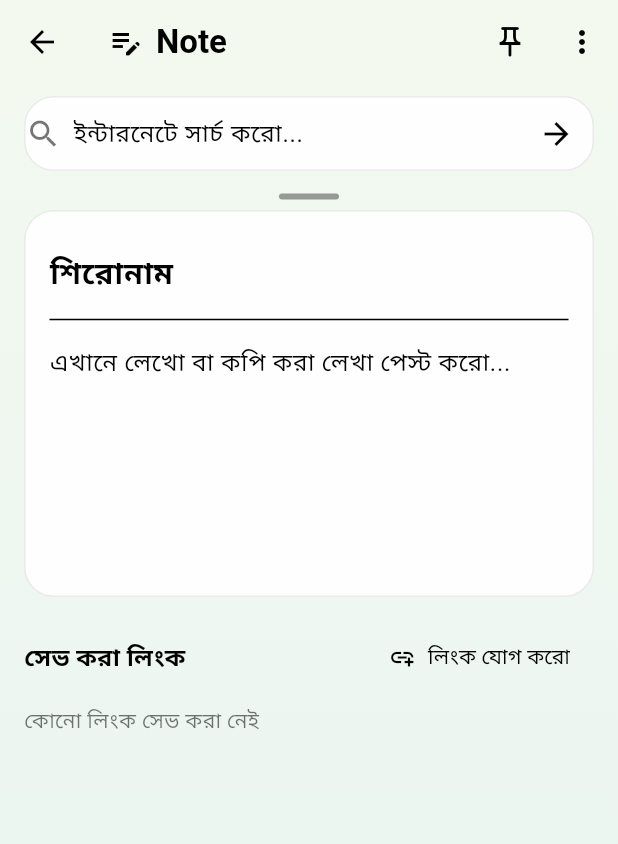
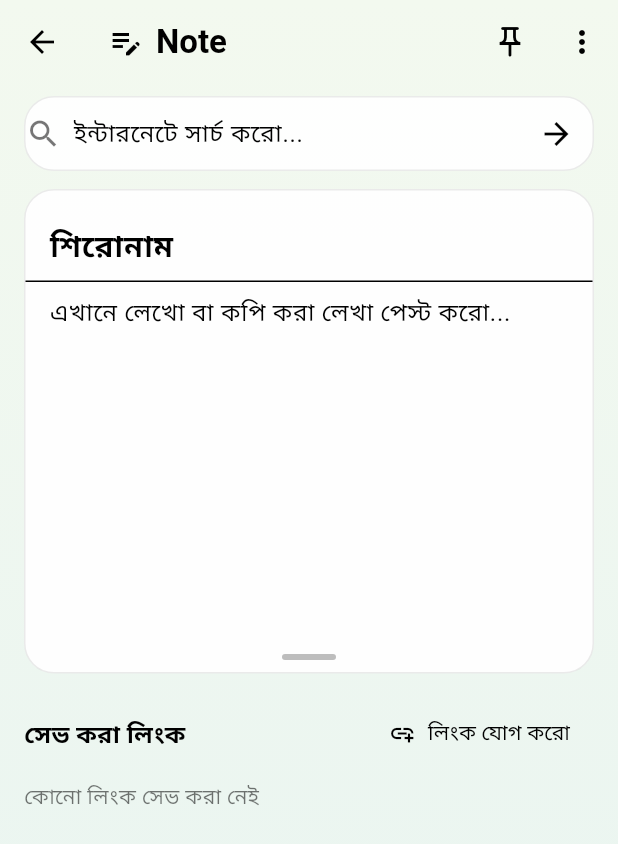
Before and after one commit to mnafizulhaque5-blip/countdown-app, a Flutter app: the NoteEditorPage screen opened directly with empty values, after a tap on the "arrow forward" icon, on a phone screen of 412 x 824 dp. Shown: the top 844 px of the screen. Run offline on Flutter 3.47's test engine with Material 3 defaults, Android fonts, the phone set to English and light mode, and no system bars; our stand-ins replace flutter_local_notifications, shared_preferences, timezone; accounts and stored records are empty; statements that could not run were skipped.

Commit message:
Update notes_page.dart

```diff
--- a/lib/notes_page.dart
+++ b/lib/notes_page.dart
@@ -209,7 +209,7 @@ class _NotesPageState extends State<NotesPage> {
 }
 
 // ---------------------------------------------------------------
-// নোট লেখার পাতা (সার্চ বার ও ইন-অ্যাপ ব্রাউজার সহ)
+// নোট লেখার পাতা (সার্চ বার ও রিসাইজেবল এডিটর সহ)
 // ---------------------------------------------------------------
 class NoteEditorPage extends StatefulWidget {
   final Note note;
@@ -236,7 +236,7 @@ class _NoteEditorPageState extends State<NoteEditorPage>
       TextEditingController(text: widget.note.body);
   final TextEditingController _searchCtrl = TextEditingController();
   Timer? _debounce;
-  double _editorHeightRatio = 0.6; // সাইজ এডজাস্ট করার অনুপাত
+  double _editorHeight = 240.0; // নোট এডিটরের ডিফল্ট উচ্চতা
 
   @override
   void initState() {
@@ -279,17 +279,11 @@ class _NoteEditorPageState extends State<NoteEditorPage>
         'https://www.google.com/search?q=${Uri.encodeComponent(query)}');
 
     try {
-      final launched = await launchUrl(
-        searchUrl,
-        mode: LaunchMode.inAppWebView,
-      );
-      if (!launched) {
       await launchUrl(searchUrl, mode: LaunchMode.externalApplication);
-      }
     } catch (_) {
       if (!mounted) return;
       ScaffoldMessenger.of(context).showSnackBar(
-        const SnackBar(content: Text('ইন্টারনেট বা ব্রাউজার খোলা যায়নি')),
+        const SnackBar(content: Text('ব্রাউজার খোলা যায়নি')),
       );
     }
   }
@@ -344,7 +338,7 @@ class _NoteEditorPageState extends State<NoteEditorPage>
 
   Future<void> _openLink(NoteLink l) async {
     try {
-      await launchUrl(Uri.parse(l.url), mode: LaunchMode.inAppBrowserView);
+      await launchUrl(Uri.parse(l.url), mode: LaunchMode.externalApplication);
     } catch (_) {
       if (!mounted) return;
       ScaffoldMessenger.of(context).showSnackBar(
@@ -376,9 +370,6 @@ class _NoteEditorPageState extends State<NoteEditorPage>
 
   @override
   Widget build(BuildContext context) {
-    final mediaQuery = MediaQuery.of(context);
-    final totalHeight = mediaQuery.size.height;
-
     return PoleScaffold(
       title: 'Note',
       icon: const Icon(Icons.edit_note),
@@ -401,12 +392,11 @@ class _NoteEditorPageState extends State<NoteEditorPage>
           ],
         ),
       ],
-      body: Column(
+      body: ListView(
+        padding: const EdgeInsets.fromLTRB(16, 8, 16, 60),
         children: [
-          // ---------------- ইন-অ্যাপ গুগল সার্চ বার ----------------
-          Padding(
-            padding: const EdgeInsets.fromLTRB(16, 8, 16, 8),
-            child: Container(
+          // ---------------- গুগল সার্চ বার ----------------
+          Container(
             padding: const EdgeInsets.horizontal(12),
             decoration: cardDecoration(),
             child: Row(
@@ -431,45 +421,16 @@ class _NoteEditorPageState extends State<NoteEditorPage>
               ],
             ),
           ),
-          ),
+          const SizedBox(height: 12),
 
-          // ---------------- সাইজ এডজাস্টমেন্ট বার ----------------
-          GestureDetector(
-            onVerticalDragUpdate: (details) {
-              setState(() {
-                _editorHeightRatio += details.primaryDelta! / totalHeight;
-                _editorHeightRatio = _editorHeightRatio.clamp(0.2, 0.85);
-              });
-            },
-            child: Container(
-              height: 18,
-              width: double.infinity,
-              color: Colors.transparent,
-              child: Center(
-                child: Container(
-                  width: 40,
-                  height: 4,
-                  decoration: BoxDecoration(
-                    color: Colors.black38,
-                    borderRadius: BorderRadius.circular(2),
-                  ),
-                ),
-              ),
-            ),
-          ),
-
-          // ---------------- নোট লেখার এরিয়া (ডাইনামিক হাইট) ----------------
-          Expanded(
-            child: ListView(
-              padding: const EdgeInsets.fromLTRB(16, 0, 16, 60),
-              children: [
+          // ---------------- নোট বক্স (সাইজ ছোট-বড় করার ড্র্যাগ বার সহ) ----------------
           Container(
-                  padding: const EdgeInsets.all(16),
             decoration: cardDecoration(),
             child: Column(
-                    crossAxisAlignment: CrossAxisAlignment.start,
               children: [
-                      TextField(
+                Padding(
+                  padding: const EdgeInsets.fromLTRB(16, 12, 16, 0),
+                  child: TextField(
                     controller: _title,
                     style: const TextStyle(
                         fontSize: 20, fontWeight: FontWeight.w700),
@@ -482,11 +443,17 @@ class _NoteEditorPageState extends State<NoteEditorPage>
                       _touch();
                     },
                   ),
-                      const Divider(),
-                      TextField(
+                ),
+                const Divider(height: 1),
+                SizedBox(
+                  height: _editorHeight,
+                  child: Padding(
+                    padding: const EdgeInsets.symmetric(horizontal: 16),
+                    child: TextField(
                       controller: _body,
-                        minLines: 6,
                       maxLines: null,
+                      expands: true,
+                      textAlignVertical: TextAlignVertical.top,
                       decoration: const InputDecoration(
                         hintText: 'এখানে লেখো বা কপি করা লেখা পেস্ট করো...',
                         border: InputBorder.none,
@@ -496,20 +463,47 @@ class _NoteEditorPageState extends State<NoteEditorPage>
                         _touch();
                       },
                     ),
+                  ),
+                ),
+                // টেনে সাইজ ছোট বা বড় করার অংশ
+                GestureDetector(
+                  onVerticalDragUpdate: (details) {
+                    setState(() {
+                      _editorHeight += details.delta.dy;
+                      if (_editorHeight < 120) _editorHeight = 120;
+                      if (_editorHeight > 550) _editorHeight = 550;
+                    });
+                  },
+                  child: Container(
+                    height: 20,
+                    width: double.infinity,
+                    color: Colors.transparent,
+                    child: Center(
+                      child: Container(
+                        width: 36,
+                        height: 4,
+                        decoration: BoxDecoration(
+                          color: Colors.grey[400],
+                          borderRadius: BorderRadius.circular(2),
+                        ),
+                      ),
+                    ),
+                  ),
+                ),
               ],
             ),
           ),
           const SizedBox(height: 16),
+
+          // ---------------- লিংক অপশন ----------------
           Row(
             children: [
               const Expanded(
                 child: Text('সেভ করা লিংক',
-                          style: TextStyle(
-                              fontSize: 16, fontWeight: FontWeight.w700)),
+                    style: TextStyle(fontSize: 16, fontWeight: FontWeight.w700)),
               ),
               TextButton.icon(
-                      style:
-                          TextButton.styleFrom(foregroundColor: Colors.black),
+                style: TextButton.styleFrom(foregroundColor: Colors.black),
                 onPressed: _addLink,
                 icon: const Icon(Icons.add_link),
                 label: const Text('লিংক যোগ করো'),
@@ -536,8 +530,7 @@ class _NoteEditorPageState extends State<NoteEditorPage>
                   ),
                   subtitle: l.title.isEmpty
                       ? null
-                            : Text(l.url,
-                                maxLines: 1, overflow: TextOverflow.ellipsis),
+                      : Text(l.url, maxLines: 1, overflow: TextOverflow.ellipsis),
                   onTap: () => _openLink(l),
                   trailing: IconButton(
                     icon: const Icon(Icons.delete_outline),
@@ -550,9 +543,6 @@ class _NoteEditorPageState extends State<NoteEditorPage>
               ),
         ],
       ),
-          ),
-        ],
-      ),
     );
   }
 }
```
Lines whose indentation alone changed are shown as unchanged.
